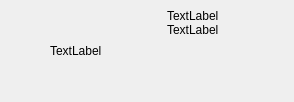
Before: the Qt Designer form wengophone/src/presentation/qt/toaster/QtCallToaster.ui in tkrotoff/WengoPhone, drawn with Qt 5.
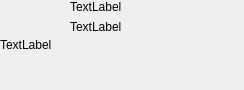
After: the same form once the commit is applied. Custom widgets are drawn as their Qt base class.

```diff
--- a/wengophone/src/presentation/qt/toaster/QtCallToaster.ui
+++ b/wengophone/src/presentation/qt/toaster/QtCallToaster.ui
@@ -8,8 +8,8 @@
    <rect>
     <x>0</x>
     <y>0</y>
-    <width>294</width>
-    <height>88</height>
+    <width>244</width>
+    <height>70</height>
    </rect>
   </property>
   <property name="windowTitle" >
@@ -17,10 +17,10 @@
   </property>
   <layout class="QGridLayout" >
    <property name="margin" >
-    <number>9</number>
+    <number>0</number>
    </property>
    <property name="spacing" >
-    <number>6</number>
+    <number>0</number>
    </property>
    <item row="0" column="1" >
     <layout class="QVBoxLayout" >
@@ -28,7 +28,7 @@
       <number>0</number>
      </property>
      <property name="spacing" >
-      <number>0</number>
+      <number>6</number>
      </property>
      <item>
       <widget class="QLabel" name="titleLabel" >
@@ -44,7 +44,9 @@
        </property>
       </widget>
      </item>
-     <item>
+    </layout>
+   </item>
+   <item row="1" column="1" >
       <layout class="QHBoxLayout" >
        <property name="margin" >
         <number>0</number>
@@ -90,11 +92,22 @@
          </property>
         </widget>
        </item>
-      </layout>
+     <item>
+      <spacer>
+       <property name="orientation" >
+        <enum>Qt::Horizontal</enum>
+       </property>
+       <property name="sizeHint" >
+        <size>
+         <width>40</width>
+         <height>20</height>
+        </size>
+       </property>
+      </spacer>
      </item>
     </layout>
    </item>
-   <item row="0" column="0" >
+   <item rowspan="2" row="0" column="0" >
     <widget class="QLabel" name="pixmapLabel" >
      <property name="minimumSize" >
       <size>
```
Lines whose indentation alone changed are shown as unchanged.
